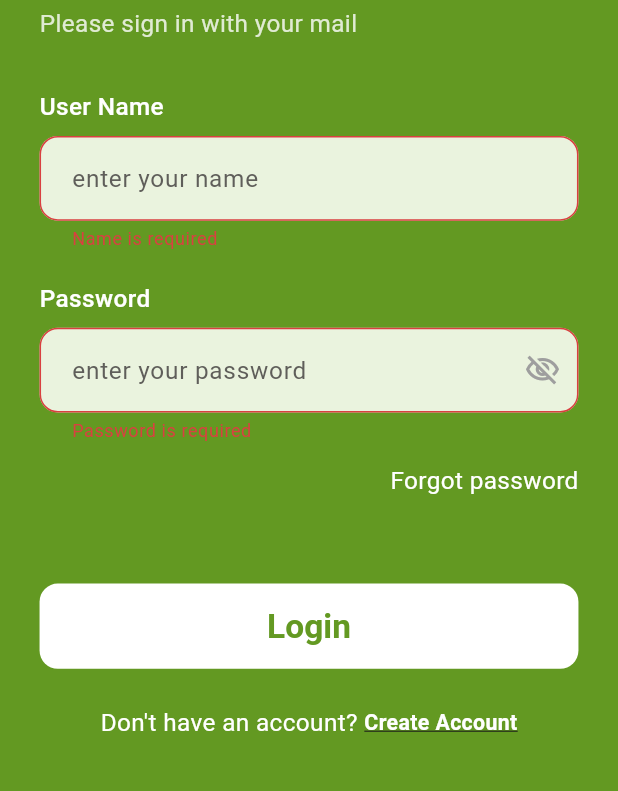
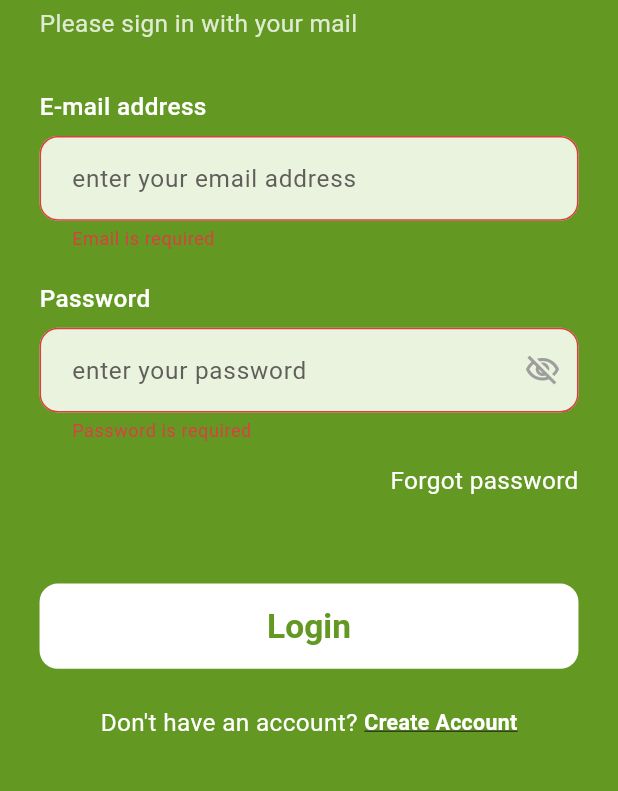
Before and after one commit to nadia022/bazaarly-app, a Flutter app: the screen it shows after launch, after a tap on "Login", on a phone screen of 412 x 824 dp, the part 258-1049 px from its top. Run offline on Flutter 3.47's test engine with Material 3 defaults, Android fonts, the phone set to English and light mode, and no system bars; our stand-ins replace bloc, connectivity_plus, dartz, dio, equatable, flutter_bloc and 9 more; Roboto replaces fonts that are missing (Poppins).

Commit message:
feat(auth): integrate AuthRepo and LoginCubit into login flow

```diff
--- a/lib/core/services/services_locator.dart
+++ b/lib/core/services/services_locator.dart
@@ -1,5 +1,7 @@
 import 'package:bazarly_app/core/network/api_consumer.dart';
 import 'package:bazarly_app/core/network/dio_consumer.dart';
+import 'package:bazarly_app/features/auth/data/repo/auth_repo.dart';
+import 'package:bazarly_app/features/auth/data/repo/auth_repo_impl.dart';
 import 'package:dio/dio.dart';
 import 'package:get_it/get_it.dart';
 
@@ -9,5 +11,8 @@ void setupServiceLocator() {
   getIt.registerLazySingleton<Dio>(() => Dio());
   getIt.registerLazySingleton<ApiConsumer>(() => DioConsumer(getIt<Dio>()));
 
+  //! Auth services
+  getIt.registerLazySingleton<AuthRepo>(() => AuthRepoImpl(apiConsumer: getIt<ApiConsumer>()));
+
 
 }
--- a/lib/features/auth/data/repo/auth_repo_impl.dart
+++ b/lib/features/auth/data/repo/auth_repo_impl.dart
@@ -10,7 +10,7 @@ import 'package:dartz/dartz.dart';
 
 class AuthRepoImpl implements AuthRepo {
   ApiConsumer apiConsumer;
-  AuthRepoImpl({required this.apiConsumer});
+  AuthRepoImpl( {required this.apiConsumer});
   @override
   Future<Either<String, String>> login({required LoginRequestModel loginRequestModel}) async{
 
--- a/lib/features/auth/presentation/views/login/login_view.dart
+++ b/lib/features/auth/presentation/views/login/login_view.dart
@@ -1,5 +1,9 @@
+import 'package:bazarly_app/core/services/services_locator.dart';
+import 'package:bazarly_app/features/auth/data/repo/auth_repo.dart';
+import 'package:bazarly_app/features/auth/presentation/view_model/login_cubit/login_cubit.dart';
 import 'package:bazarly_app/features/auth/presentation/views/login/widgets/login_view_body.dart';
 import 'package:flutter/material.dart';
+import 'package:flutter_bloc/flutter_bloc.dart';
 
 class LoginView extends StatelessWidget {
   const LoginView({super.key});
@@ -8,8 +12,11 @@ class LoginView extends StatelessWidget {
   Widget build(BuildContext context) {
     return Scaffold(
       backgroundColor: Theme.of(context).colorScheme.primary,
-      body: const SafeArea(
-        child: LoginViewBody(),
+      body:  SafeArea(
+        child: BlocProvider(
+          create: (context) => LoginCubit(getIt<AuthRepo>()),
+          child: LoginViewBody(),
+        ),
       ),
     );
   }
--- a/lib/features/auth/presentation/views/login/widgets/login_form.dart
+++ b/lib/features/auth/presentation/views/login/widgets/login_form.dart
@@ -1,7 +1,11 @@
+import 'package:bazarly_app/core/helper/app_snack_bar.dart';
 import 'package:bazarly_app/core/utils/router/routes_name.dart';
 import 'package:bazarly_app/core/utils/styles/app_styles.dart';
 import 'package:bazarly_app/core/validators/app_validators.dart';
+import 'package:bazarly_app/features/auth/data/models/login_request_model.dart';
+import 'package:bazarly_app/features/auth/presentation/view_model/login_cubit/login_cubit.dart';
 import 'package:flutter/material.dart';
+import 'package:flutter_bloc/flutter_bloc.dart';
 import 'package:flutter_screenutil/flutter_screenutil.dart';
 import 'package:go_router/go_router.dart';
 
@@ -12,7 +16,7 @@ class LoginForm extends StatefulWidget {
   const LoginForm({
     super.key,
     required this.formKey,
-    required this.nameController,
+    required this.emailController,
     required this.passwordController,
     required this.passFocusNode,
   });
@@ -21,7 +25,7 @@ class LoginForm extends StatefulWidget {
   final GlobalKey<FormState> formKey;
 
   /// Controller for the username text field
-  final TextEditingController nameController;
+  final TextEditingController emailController;
 
   /// Controller for the password text field
   final TextEditingController passwordController;
@@ -50,22 +54,18 @@ class _LoginFormState extends State<LoginForm> {
         children: [
           // Label for the username field
           Text(
-            'User Name',
-            style: AppStyles.labelMedium.copyWith(
-              color: Colors.white,
+            'E-mail address',
+            style: AppStyles.labelMedium.copyWith(color: Colors.white),
           ),
-          ),
-
           SizedBox(height: 8.h),
-
           // Username input field
           TextFormField(
-            controller: widget.nameController,
+            controller: widget.emailController,
             keyboardType: TextInputType.emailAddress,
             decoration: const InputDecoration(
-              hintText: 'enter your name',
+              hintText: 'enter your email address',
             ),
-            validator: AppValidators.validateName,
+            validator: AppValidators.validateEmail,
 
             // Move focus to the password field when "Next" is pressed
             onFieldSubmitted: (_) =>
@@ -77,9 +77,7 @@ class _LoginFormState extends State<LoginForm> {
           // Label for the password field
           Text(
             'Password',
-            style: AppStyles.labelMedium.copyWith(
-              color: Colors.white,
-            ),
+            style: AppStyles.labelMedium.copyWith(color: Colors.white),
           ),
 
           SizedBox(height: 8.h),
@@ -121,9 +119,7 @@ class _LoginFormState extends State<LoginForm> {
               },
               child: Text(
                 'Forgot password',
-                style: AppStyles.bodyMediumRg.copyWith(
-                  color: Colors.white,
-                ),
+                style: AppStyles.bodyMediumRg.copyWith(color: Colors.white),
               ),
             ),
           ),
@@ -131,23 +127,45 @@ class _LoginFormState extends State<LoginForm> {
           SizedBox(height: 56.h),
 
           // Login submit button
-          ElevatedButton(
+          BlocConsumer<LoginCubit, LoginState>(
+            listener: (context, state) {
+              if (state is LoginSuccess) {
+                // Navigate to home screen on successful login
+                AppSnackBar.success(context, 'Login successful');
+                context.go(RoutesName.home);
+              } else if (state is LoginFailure) {
+                // Show error message on login failure
+                AppSnackBar.error(context, state.errorMessage);
+              }
+            },
+            builder: (context, state) {
+              return ElevatedButton(
                 style: ElevatedButton.styleFrom(
                   backgroundColor: Colors.white,
                   foregroundColor: Theme.of(context).colorScheme.primary,
                 ),
                 onPressed: () {
                   if (widget.formKey.currentState!.validate()) {
-                // TODO: Proceed with login logic when all fields are valid
-                // context.go(RoutesName.home);
+                    context.read<LoginCubit>().login(
+                      loginRequestModel: LoginRequestModel(
+                        email: widget.emailController.text,
+                        password: widget.passwordController.text,
+                      ),
+                    );
                   }
                 },
-            child: Text(
+                child: state is LoginLoading
+                    ? CircularProgressIndicator(
+                        color: Theme.of(context).colorScheme.primary,
+                      )
+                    : Text(
                         'Login',
                         style: AppStyles.buttonLarge.copyWith(
                           color: Theme.of(context).colorScheme.primary,
                         ),
                       ),
+              );
+            },
           ),
 
           SizedBox(height: 24.h),
@@ -163,9 +181,7 @@ class _LoginFormState extends State<LoginForm> {
                 // Prompt text for users without an account
                 Text(
                   "Don't have an account? ",
-                  style: AppStyles.bodyMediumRg.copyWith(
-                    color: Colors.white,
-                  ),
+                  style: AppStyles.bodyMediumRg.copyWith(color: Colors.white),
                 ),
 
                 // Underlined link to navigate to the sign-up screen
--- a/lib/features/auth/presentation/views/login/widgets/login_view_body.dart
+++ b/lib/features/auth/presentation/views/login/widgets/login_view_body.dart
@@ -57,7 +57,7 @@ class _LoginViewBodyState extends State<LoginViewBody> {
             // forgot password link, login button, and sign-up navigation
             LoginForm(
               formKey: _formKey,
-              nameController: _nameController,
+              emailController: _nameController,
               passwordController: _passwordController,
               passFocusNode: _passFocusNode,
             ),
--- a/pubspec.yaml
+++ b/pubspec.yaml
@@ -48,6 +48,7 @@ dependencies:
   dartz: ^0.10.1
   bloc: ^9.2.1
   get_it: ^9.2.1
+  flutter_bloc: ^9.1.1
 
 dev_dependencies:
   flutter_test:
```
Also changed, not shown: lib/core/app_initializer.dart (deleted, +0 -109 lines), pubspec.lock. Lines whose indentation alone changed are shown as unchanged.
